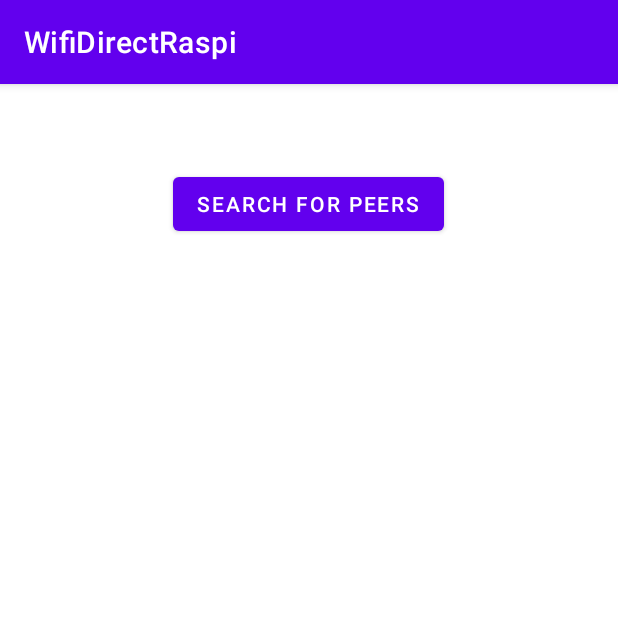
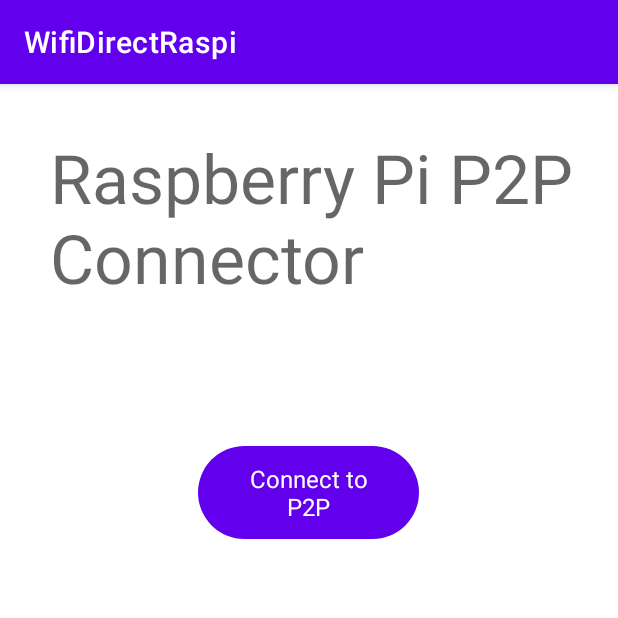
Before and after one commit to marv1913/Android-RasPi-WifiP2P, an Android app: the screen it shows after launch (MainActivity), on a phone screen of 412 x 824 dp, the top half of it. Run offline under Robolectric (Android 15) with nearby library versions, the phone set to English and light mode, and no system bars; libraries missing offline, so code that uses them is left out: pub.devrel.easypermissions.

Commit message:
working example

```diff
--- a/android_app/app/src/main/AndroidManifest.xml
+++ b/android_app/app/src/main/AndroidManifest.xml
@@ -32,14 +32,13 @@
             android:exported="true">
             <intent-filter>
                 <action android:name="android.intent.action.MAIN" />
-
                 <category android:name="android.intent.category.LAUNCHER" />
             </intent-filter>
-
             <meta-data
                 android:name="android.app.lib_name"
                 android:value="" />
         </activity>
+        <activity android:name=".P2PConnectActivity"/>
     </application>
 
 </manifest>
--- a/android_app/app/src/main/java/com/example/wifidirectraspi/MainActivity.java
+++ b/android_app/app/src/main/java/com/example/wifidirectraspi/MainActivity.java
@@ -1,21 +1,12 @@
 package com.example.wifidirectraspi;
 
 import androidx.appcompat.app.AppCompatActivity;
-import androidx.core.app.ActivityCompat;
+import androidx.appcompat.app.AppCompatDelegate;
 
 import android.Manifest;
-import android.annotation.SuppressLint;
-import android.content.BroadcastReceiver;
-import android.content.Context;
-import android.content.IntentFilter;
-import android.content.pm.PackageManager;
-import android.net.wifi.WifiManager;
-import android.net.wifi.p2p.WifiP2pManager;
+import android.content.Intent;
 import android.os.Bundle;
-import android.view.View;
 import android.widget.Button;
-import android.widget.ListView;
-import android.widget.TextView;
 import android.widget.Toast;
 
 import pub.devrel.easypermissions.AfterPermissionGranted;
@@ -23,87 +14,35 @@ import pub.devrel.easypermissions.EasyPermissions;
 
 public class MainActivity extends AppCompatActivity {
 
-    WifiP2pManager manager;
-    WifiP2pManager.Channel channel;
-    BroadcastReceiver receiver;
-    IntentFilter intentFilter;
-    MainActivity activity;
 
     private final int REQUEST_LOCATION_PERMISSION = 1;
-
-    Button button;
-    ListView listView;
-    TextView textView;
-    TextView statusView;
 
 
     @Override
     protected void onCreate(Bundle savedInstanceState) {
         super.onCreate(savedInstanceState);
+        AppCompatDelegate.setDefaultNightMode(AppCompatDelegate.MODE_NIGHT_NO);
         setContentView(R.layout.activity_main);
-        button = findViewById(R.id.button);
-        listView = findViewById(R.id.list_view);
-        textView = findViewById(R.id.textView);
-        statusView = findViewById(R.id.statusTextView);
-        manager = (WifiP2pManager) getSystemService(Context.WIFI_P2P_SERVICE);
-        channel = manager.initialize(this, getMainLooper(), null);
-        receiver = new WifiDirectBroadcastReceiver(manager, channel, this);
-        intentFilter = new IntentFilter();
-        intentFilter.addAction(WifiP2pManager.WIFI_P2P_STATE_CHANGED_ACTION);
-        intentFilter.addAction(WifiP2pManager.WIFI_P2P_PEERS_CHANGED_ACTION);
-        intentFilter.addAction(WifiP2pManager.WIFI_P2P_CONNECTION_CHANGED_ACTION);
-        intentFilter.addAction(WifiP2pManager.WIFI_P2P_THIS_DEVICE_CHANGED_ACTION);
-        activity = this;
 
-        requestLocationPermission();
-
-        button.setOnClickListener(v -> {
-            discoverPeers();
+        Button button = findViewById(R.id.p2p_connect_button);
+        button.setOnClickListener(view -> {
+            Intent myIntent = new Intent(MainActivity.this, P2PConnectActivity.class);
+//                myIntent.putExtra("key", value); //Optional parameters
+            MainActivity.this.startActivity(myIntent);
         });
 
     }
+
     @Override
     protected void onResume() {
         super.onResume();
-        registerReceiver(receiver, intentFilter);
     }
+
     @Override
     protected void onPause() {
         super.onPause();
-        unregisterReceiver(receiver);
     }
 
-    @Override
-    public void onRequestPermissionsResult(int requestCode, String[] permissions, int[] grantResults) {
-        super.onRequestPermissionsResult(requestCode, permissions, grantResults);
 
-        // Forward results to EasyPermissions
-        EasyPermissions.onRequestPermissionsResult(requestCode, permissions, grantResults, this);
-    }
 
-    @AfterPermissionGranted(REQUEST_LOCATION_PERMISSION)
-    public void requestLocationPermission() {
-        String[] perms = {Manifest.permission.ACCESS_FINE_LOCATION};
-        if(EasyPermissions.hasPermissions(this, perms)) {
-            Toast.makeText(this, "Permission already granted", Toast.LENGTH_SHORT).show();
-        }
-        else {
-            EasyPermissions.requestPermissions(this, "Please grant the location permission", REQUEST_LOCATION_PERMISSION, perms);
-        }
-    }
-
-    @SuppressLint("MissingPermission")
-    public void discoverPeers(){
-        manager.discoverPeers(channel, new WifiP2pManager.ActionListener() {
-            @Override
-            public void onSuccess() {
-                Toast.makeText(activity, "discover peers was successful", Toast.LENGTH_SHORT).show();
-            }
-
-            @Override
-            public void onFailure(int reasonCode) {
-                Toast.makeText(activity, "discover peers failed" + reasonCode, Toast.LENGTH_SHORT).show();
-            }
-        });
-    }
 }
--- a/android_app/app/src/main/res/layout/activity_main.xml
+++ b/android_app/app/src/main/res/layout/activity_main.xml
@@ -3,54 +3,30 @@
     xmlns:app="http://schemas.android.com/apk/res-auto"
     xmlns:tools="http://schemas.android.com/tools"
     android:layout_width="match_parent"
-    android:layout_height="match_parent"
-    tools:context=".MainActivity">
+    android:layout_height="match_parent">
 
     <Button
-        android:id="@+id/button"
-        android:layout_width="wrap_content"
-        android:layout_height="wrap_content"
-        android:layout_gravity="center"
-        android:layout_marginTop="56dp"
-        android:text="Search for Peers"
+        android:id="@+id/p2p_connect_button"
+        style="@style/Widget.Material3.Button"
+        android:layout_width="147dp"
+        android:layout_height="70dp"
+        android:layout_marginTop="100dp"
+        android:text="Connect to P2P"
+        android:textSize="16sp"
         app:layout_constraintEnd_toEndOf="parent"
         app:layout_constraintHorizontal_bias="0.498"
         app:layout_constraintStart_toStartOf="parent"
-        app:layout_constraintTop_toTopOf="parent" />
-
-    <ListView
-        android:id="@+id/list_view"
-        android:layout_width="342dp"
-        android:layout_height="316dp"
-        android:layout_marginTop="12dp"
-        app:layout_constraintEnd_toEndOf="parent"
-        app:layout_constraintHorizontal_bias="0.492"
-        app:layout_constraintStart_toStartOf="parent"
-        app:layout_constraintTop_toBottomOf="@+id/button" />
+        app:layout_constraintTop_toBottomOf="@+id/topicTextView" />
 
     <TextView
-        android:id="@+id/textView"
-        android:layout_width="368dp"
-        android:layout_height="34dp"
-        android:layout_gravity="center"
-        android:layout_marginTop="36dp"
-        android:padding="10dp"
-        android:textColor="@color/black"
+        android:id="@+id/topicTextView"
+        android:layout_width="350dp"
+        android:layout_height="105dp"
+        android:layout_marginTop="32dp"
+        android:text="Raspberry Pi P2P Connector"
+        android:textAppearance="@style/TextAppearance.AppCompat.Display2"
         app:layout_constraintEnd_toEndOf="parent"
-        app:layout_constraintHorizontal_bias="0.488"
+        app:layout_constraintHorizontal_bias="0.537"
         app:layout_constraintStart_toStartOf="parent"
-        app:layout_constraintTop_toBottomOf="@+id/list_view" />
-
-    <TextView
-        android:id="@+id/statusTextView"
-        android:layout_width="368dp"
-        android:layout_height="34dp"
-        android:layout_gravity="center"
-        android:layout_marginTop="36dp"
-        android:padding="10dp"
-        android:textColor="@color/black"
-        app:layout_constraintEnd_toEndOf="parent"
-        app:layout_constraintHorizontal_bias="0.488"
-        app:layout_constraintStart_toStartOf="parent"
-        app:layout_constraintTop_toBottomOf="@+id/textView" />
+        app:layout_constraintTop_toTopOf="parent" />
 </androidx.constraintlayout.widget.ConstraintLayout>
```
Also changed, not shown: android_app/app/src/main/java/com/example/wifidirectraspi/P2PConnectActivity.java (added, +125 -0 lines), android_app/app/src/main/java/com/example/wifidirectraspi/WifiDirectBroadcastReceiver.java (+9 -26 lines), android_app/app/src/main/res/layout/activity_p2p.xml (added, +18 -0 lines), 1 other file.
